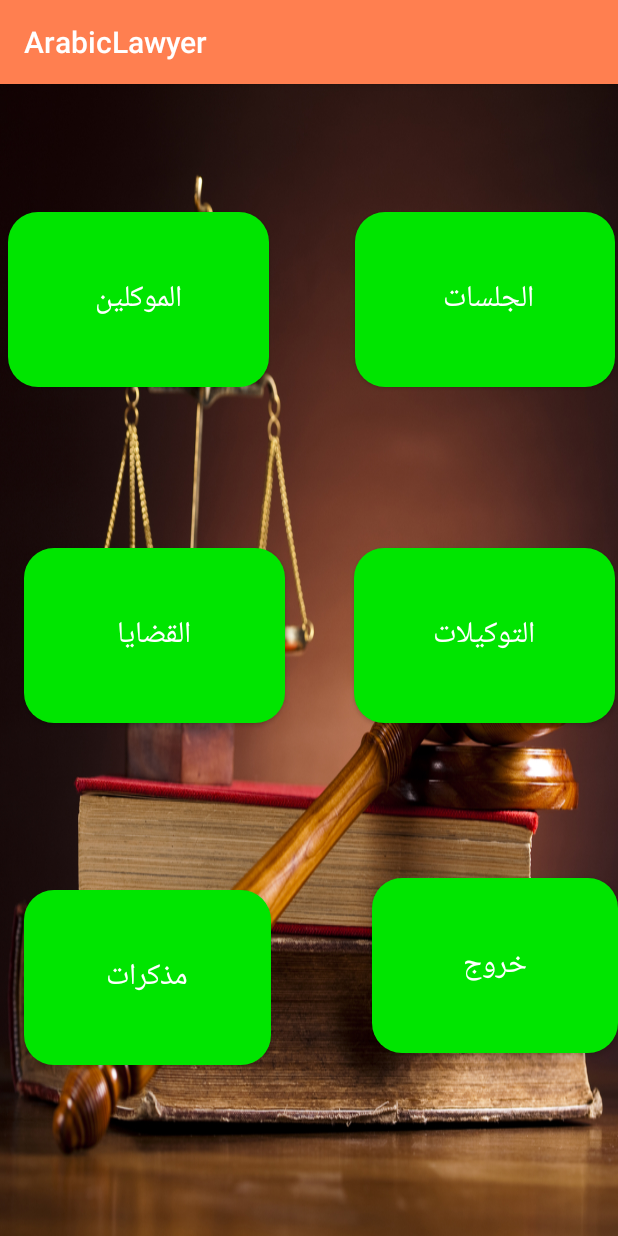
After one commit to Youssif24/Links_Lawyer, an Android app: the Home screen opened directly, with no data from a screen before it, on a phone screen of 412 x 824 dp. The commit adds this screen. Run offline under Robolectric (Android 15) with nearby library versions, the phone set to English and light mode, and no system bars.

Commit message:
home screen

```diff
--- /dev/null
+++ b/app/src/main/java/com/saad/youssif/arabiclawyer/ui/Home.java
@@ -0,0 +1,73 @@
+package com.saad.youssif.arabiclawyer.ui;
+
+import android.content.Intent;
+import android.support.v7.app.AppCompatActivity;
+import android.os.Bundle;
+import android.view.View;
+import android.widget.Button;
+
+import com.saad.youssif.arabiclawyer.R;
+
+public class Home extends AppCompatActivity {
+    Button GlastBtn,MokelBtn,TwkeelBtn,kadyaBtn,mozkratBtn,outBtn;
+
+    @Override
+    protected void onCreate(Bundle savedInstanceState) {
+        super.onCreate(savedInstanceState);
+        setContentView(R.layout.activity_home);
+        GlastBtn=findViewById(R.id.glsat);
+        MokelBtn=findViewById(R.id.mokel);
+        TwkeelBtn=findViewById(R.id.twkeel);
+        kadyaBtn=findViewById(R.id.kadya);
+        mozkratBtn=findViewById(R.id.mozkrat);
+        outBtn=findViewById(R.id.outBtn);
+        GlastBtn.setOnClickListener(new View.OnClickListener() {
+            @Override
+            public void onClick(View v) {
+                Intent i1=new Intent(Home.this,Glsat.class);
+                startActivity(i1);
+
+            }
+        });
+        MokelBtn.setOnClickListener(new View.OnClickListener() {
+            @Override
+            public void onClick(View v) {
+                Intent i2=new Intent(Home.this,Mokel.class);
+                startActivity(i2);
+
+            }
+        });
+        TwkeelBtn.setOnClickListener(new View.OnClickListener() {
+            @Override
+            public void onClick(View v) {
+                Intent i3=new Intent(Home.this,Twkeel.class);
+                startActivity(i3);
+
+            }
+        });
+        kadyaBtn.setOnClickListener(new View.OnClickListener() {
+            @Override
+            public void onClick(View v) {
+                Intent i4=new Intent(Home.this,kadya.class);
+                startActivity(i4);
+
+            }
+        });
+        mozkratBtn.setOnClickListener(new View.OnClickListener() {
+            @Override
+            public void onClick(View v) {
+                Intent i5=new Intent(Home.this,mozkrat.class);
+                startActivity(i5);
+
+            }
+        });
+        outBtn.setOnClickListener(new View.OnClickListener() {
+            @Override
+            public void onClick(View v) {
+                Intent i6=new Intent(Home.this,Exit.class);
+                startActivity(i6);
+
+            }
+        });
+    }
+}
--- /dev/null
+++ b/app/src/main/res/layout/activity_home.xml
@@ -0,0 +1,112 @@
+<?xml version="1.0" encoding="utf-8"?>
+<android.support.constraint.ConstraintLayout xmlns:android="http://schemas.android.com/apk/res/android"
+    xmlns:app="http://schemas.android.com/apk/res-auto"
+    xmlns:tools="http://schemas.android.com/tools"
+    android:layout_width="match_parent"
+    android:layout_height="match_parent"
+    android:background="@drawable/back7"
+    tools:context=".ui.Home">
+
+    <Button
+        android:id="@+id/glsat"
+        android:layout_width="0dp"
+        android:layout_height="0dp"
+        android:layout_marginTop="85dp"
+        android:layout_marginEnd="2dp"
+        android:layout_marginRight="2dp"
+        android:layout_marginBottom="107dp"
+        android:background="@drawable/login_btn_selector"
+        android:text="الجلسات "
+        android:textColor="#ffff"
+        android:textSize="20sp"
+        app:layout_constraintBottom_toTopOf="@+id/twkeel"
+        app:layout_constraintEnd_toEndOf="parent"
+        app:layout_constraintStart_toEndOf="@+id/mokel"
+        app:layout_constraintTop_toTopOf="parent" />
+
+    <Button
+        android:id="@+id/mokel"
+        android:layout_width="0dp"
+        android:layout_height="0dp"
+        android:layout_marginStart="5dp"
+        android:layout_marginLeft="5dp"
+        android:layout_marginTop="85dp"
+        android:layout_marginEnd="57dp"
+        android:layout_marginRight="57dp"
+        android:layout_marginBottom="107dp"
+        android:background="@drawable/login_btn_selector"
+        android:text="الموكلين"
+        android:textColor="#ffff"
+        android:textSize="20sp"
+        app:layout_constraintBottom_toTopOf="@+id/kadya"
+        app:layout_constraintEnd_toStartOf="@+id/glsat"
+        app:layout_constraintStart_toStartOf="parent"
+        app:layout_constraintTop_toTopOf="parent" />
+
+    <Button
+        android:id="@+id/twkeel"
+        android:layout_width="0dp"
+        android:layout_height="0dp"
+        android:layout_marginEnd="2dp"
+        android:layout_marginRight="2dp"
+        android:layout_marginBottom="103dp"
+        android:background="@drawable/login_btn_selector"
+        android:text="التوكيلات"
+        android:textColor="#ffff"
+        android:textSize="20sp"
+        app:layout_constraintBottom_toTopOf="@+id/outBtn"
+        app:layout_constraintEnd_toEndOf="parent"
+        app:layout_constraintStart_toEndOf="@+id/kadya"
+        app:layout_constraintTop_toBottomOf="@+id/glsat" />
+
+    <Button
+        android:id="@+id/kadya"
+        android:layout_width="0dp"
+        android:layout_height="0dp"
+        android:layout_marginStart="16dp"
+        android:layout_marginLeft="16dp"
+        android:layout_marginEnd="46dp"
+        android:layout_marginRight="46dp"
+        android:layout_marginBottom="111dp"
+        android:background="@drawable/login_btn_selector"
+        android:text="القضايا"
+        android:textColor="#ffff"
+        android:textSize="20sp"
+        app:layout_constraintBottom_toTopOf="@+id/mozkrat"
+        app:layout_constraintEnd_toStartOf="@+id/twkeel"
+        app:layout_constraintStart_toStartOf="parent"
+        app:layout_constraintTop_toBottomOf="@+id/mokel" />
+
+    <Button
+        android:id="@+id/mozkrat"
+        android:layout_width="0dp"
+        android:layout_height="0dp"
+        android:layout_marginStart="16dp"
+        android:layout_marginLeft="16dp"
+        android:layout_marginEnd="67dp"
+        android:layout_marginRight="67dp"
+        android:layout_marginBottom="114dp"
+        android:background="@drawable/login_btn_selector"
+        android:text="مذكرات"
+        android:textColor="#ffff"
+        android:textSize="20sp"
+        app:layout_constraintBottom_toBottomOf="parent"
+        app:layout_constraintEnd_toStartOf="@+id/outBtn"
+        app:layout_constraintStart_toStartOf="parent"
+        app:layout_constraintTop_toBottomOf="@+id/kadya" />
+
+    <Button
+        android:id="@+id/outBtn"
+        android:layout_width="0dp"
+        android:layout_height="0dp"
+        android:layout_marginBottom="122dp"
+        android:background="@drawable/login_btn_selector"
+        android:text="خروج"
+        android:textColor="#ffff"
+        android:textSize="20sp"
+        app:layout_constraintBottom_toBottomOf="parent"
+        app:layout_constraintEnd_toEndOf="parent"
+        app:layout_constraintStart_toEndOf="@+id/mozkrat"
+        app:layout_constraintTop_toBottomOf="@+id/twkeel" />
+
+</android.support.constraint.ConstraintLayout>
```
Also changed, not shown: app/src/main/AndroidManifest.xml (+13 -8 lines), app/src/main/java/com/saad/youssif/arabiclawyer/LoginActivity.java (+7 -0 lines), app/src/main/java/com/saad/youssif/arabiclawyer/ui/Exit.java (added, +15 -0 lines), app/src/main/java/com/saad/youssif/arabiclawyer/ui/Glsat.java (added, +15 -0 lines), app/src/main/java/com/saad/youssif/arabiclawyer/ui/Mokel.java (added, +15 -0 lines), app/src/main/java/com/saad/youssif/arabiclawyer/ui/Twkeel.java (added, +15 -0 lines), app/src/main/java/com/saad/youssif/arabiclawyer/ui/kadya.java (added, +15 -0 lines), app/src/main/java/com/saad/youssif/arabiclawyer/ui/mozkrat.java (added, +15 -0 lines), app/src/main/res/layout/activity_exit.xml (added, +9 -0 lines), app/src/main/res/layout/activity_glsat.xml (added, +9 -0 lines), app/src/main/res/layout/activity_kadya.xml (added, +9 -0 lines), app/src/main/res/layout/activity_mokel.xml (added, +9 -0 lines), app/src/main/res/layout/activity_mozkrat.xml (added, +9 -0 lines), app/src/main/res/layout/activity_twkeel.xml (added, +9 -0 lines).
